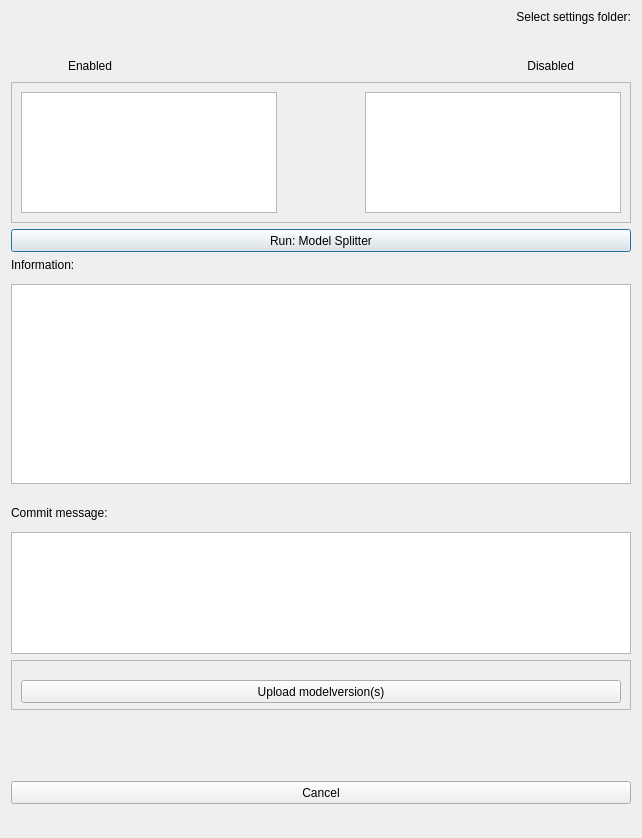
Before: the Qt Designer form hhnk_threedi_plugin/gui/model_splitter/model_splitter_dialog.ui in threedi/hhnk-threedi-plugin, drawn with Qt 5.
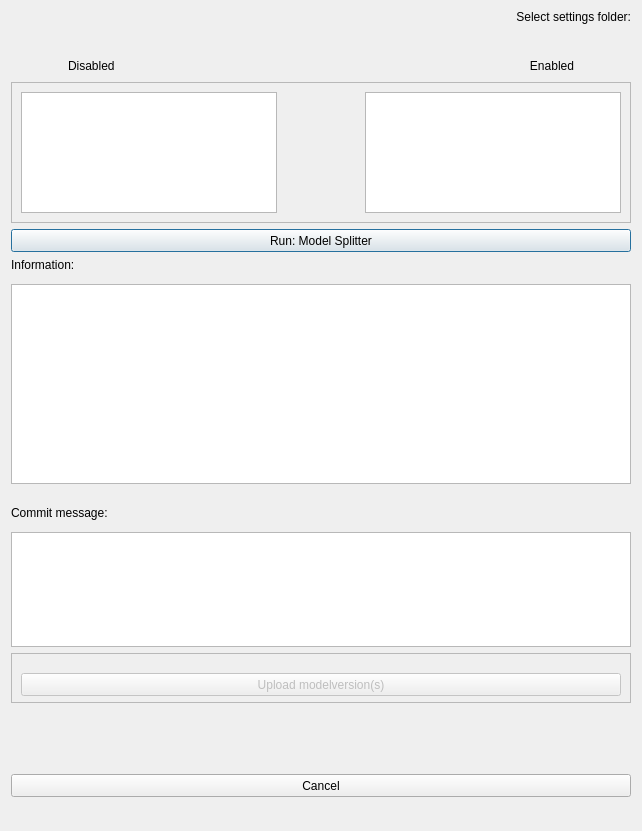
After: the same form once the commit is applied. Custom widgets are drawn as their Qt base class.

Commit message: Model_splitter_update

The edit to the form file:
```diff
--- a/hhnk_threedi_plugin/gui/model_splitter/model_splitter_dialog.ui
+++ b/hhnk_threedi_plugin/gui/model_splitter/model_splitter_dialog.ui
@@ -7,7 +7,7 @@
     <x>0</x>
     <y>0</y>
     <width>642</width>
-    <height>838</height>
+    <height>831</height>
    </rect>
   </property>
   <property name="cursor">
@@ -98,7 +98,7 @@
         </size>
        </property>
        <property name="text">
-        <string>Enabled</string>
+        <string>Disabled</string>
        </property>
        <property name="alignment">
         <set>Qt::AlignLeading|Qt::AlignLeft|Qt::AlignVCenter</set>
@@ -127,7 +127,7 @@
         </size>
        </property>
        <property name="text">
-        <string>Disabled</string>
+        <string>Enabled</string>
        </property>
        <property name="alignment">
         <set>Qt::AlignRight|Qt::AlignTrailing|Qt::AlignVCenter</set>
@@ -369,6 +369,9 @@
       </item>
       <item>
        <widget class="QPushButton" name="upload_push_btn">
+        <property name="enabled">
+         <bool>false</bool>
+        </property>
         <property name="minimumSize">
          <size>
           <width>131</width>
@@ -378,6 +381,9 @@
         <property name="text">
          <string>Upload modelversion(s)</string>
         </property>
+        <property name="checkable">
+         <bool>true</bool>
+        </property>
        </widget>
       </item>
      </layout>
```
The commit also changes 4 other files.
